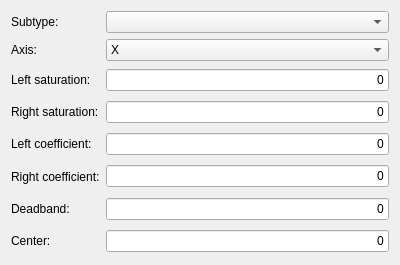
The window that conditioneffectsettings.ui (MadCatX/FFBChecker) describes before a commit, drawn with Qt 5.
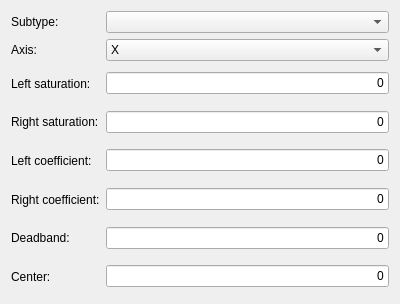
The same window after the commit.

Diff of the .ui file:
```diff
--- a/conditioneffectsettings.ui
+++ b/conditioneffectsettings.ui
@@ -7,7 +7,7 @@
     <x>0</x>
     <y>0</y>
     <width>400</width>
-    <height>265</height>
+    <height>304</height>
    </rect>
   </property>
   <property name="windowTitle">
```
Left out of the diff: 15 changed lines with no effect on the pictures.
